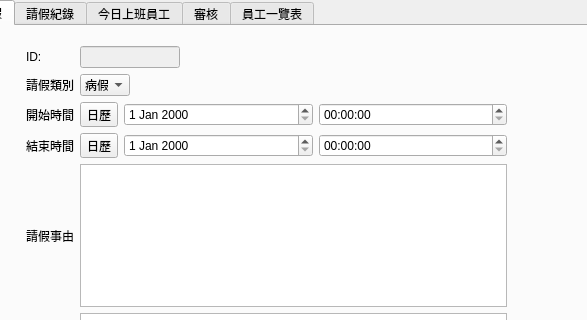
This is gui/mainwindow.ui in jason281/SE_Project as Qt 5 draws it before an edit; both pictures show x 106 to 693 and y 0 to 320 of the 800 by 588 pixel window. The edited form follows.
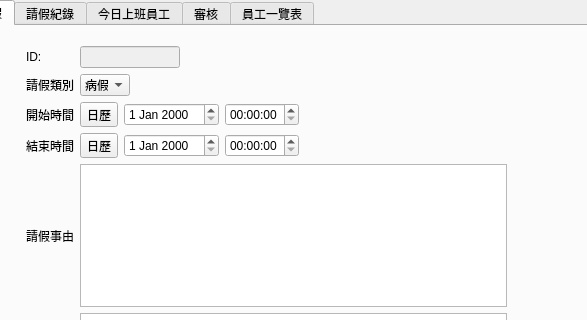
This is the edited form. The open tabs and pages were chosen to show the change.

Patch:
```diff
--- a/gui/mainwindow.ui
+++ b/gui/mainwindow.ui
@@ -287,10 +287,37 @@
           </widget>
          </item>
          <item>
-          <widget class="QDateEdit" name="dateEdit_2"/>
+          <widget class="QDateEdit" name="dateEdit_2">
+           <property name="maximumSize">
+            <size>
+             <width>16777215</width>
+             <height>16777215</height>
+            </size>
+           </property>
+          </widget>
          </item>
          <item>
-          <widget class="QTimeEdit" name="timeEdit"/>
+          <widget class="QTimeEdit" name="timeEdit">
+           <property name="maximumSize">
+            <size>
+             <width>16777215</width>
+             <height>16777215</height>
+            </size>
+           </property>
+          </widget>
+         </item>
+         <item>
+          <spacer name="horizontalSpacer">
+           <property name="orientation">
+            <enum>Qt::Horizontal</enum>
+           </property>
+           <property name="sizeHint" stdset="0">
+            <size>
+             <width>40</width>
+             <height>20</height>
+            </size>
+           </property>
+          </spacer>
          </item>
         </layout>
        </item>
@@ -304,10 +331,37 @@
           </widget>
          </item>
          <item>
-          <widget class="QDateEdit" name="dateEdit_4"/>
+          <widget class="QDateEdit" name="dateEdit_4">
+           <property name="maximumSize">
+            <size>
+             <width>16777215</width>
+             <height>16777215</height>
+            </size>
+           </property>
+          </widget>
          </item>
          <item>
-          <widget class="QTimeEdit" name="timeEdit_3"/>
+          <widget class="QTimeEdit" name="timeEdit_3">
+           <property name="maximumSize">
+            <size>
+             <width>16777215</width>
+             <height>16777215</height>
+            </size>
+           </property>
+          </widget>
+         </item>
+         <item>
+          <spacer name="horizontalSpacer_2">
+           <property name="orientation">
+            <enum>Qt::Horizontal</enum>
+           </property>
+           <property name="sizeHint" stdset="0">
+            <size>
+             <width>40</width>
+             <height>20</height>
+            </size>
+           </property>
+          </spacer>
          </item>
         </layout>
        </item>
```
Left out of the diff: 27 changed lines with no effect on the pictures.
